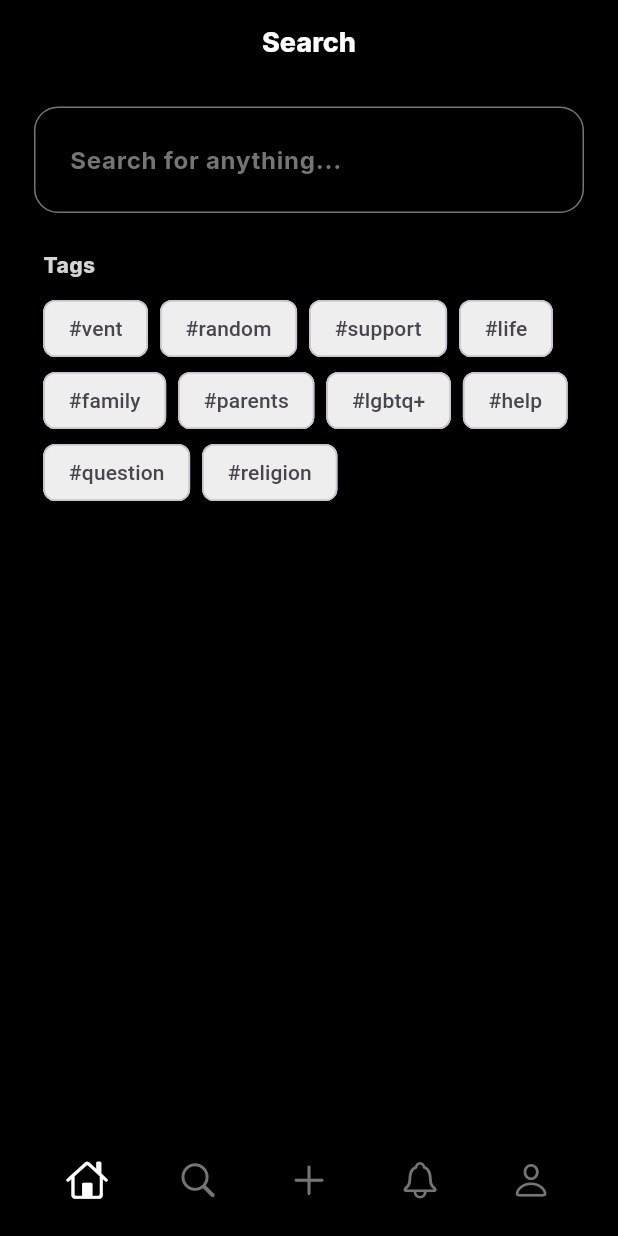
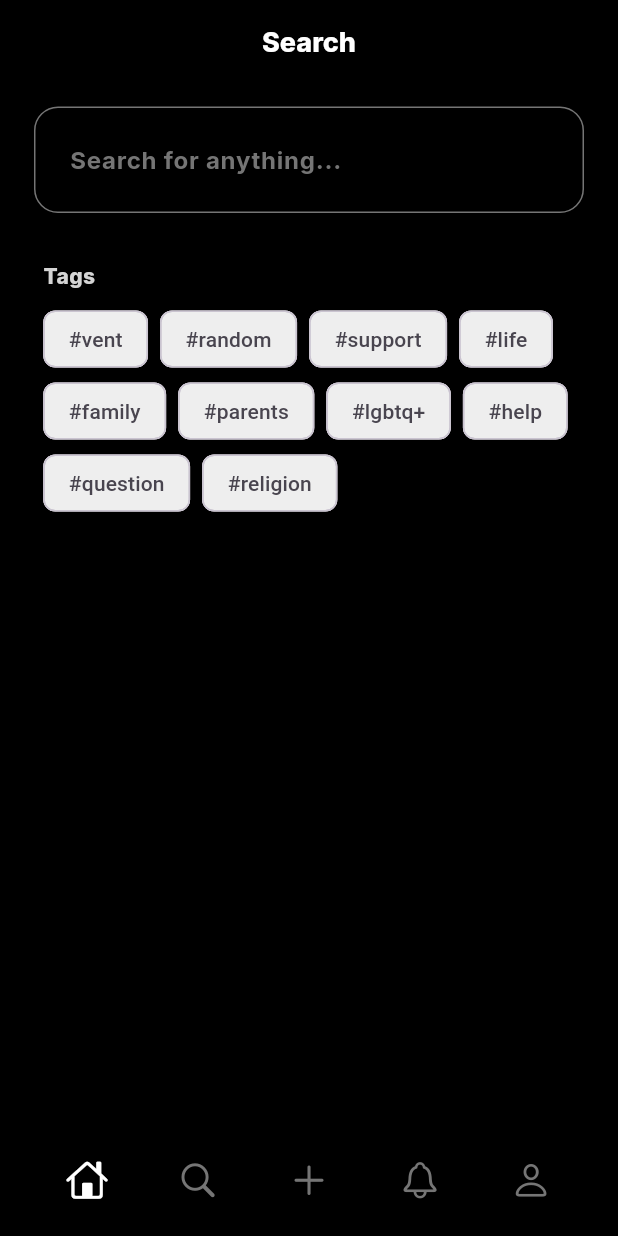
Before and after one commit to Tho100/revent, a Flutter app: the SearchPage screen opened directly, on a phone screen of 412 x 824 dp. Run offline on Flutter 3.47's test engine with Material 3 defaults, Android fonts, the phone set to English and light mode, and no system bars; our stand-ins replace flutter_cache_manager, flutter_dotenv, flutter_native_image, get_it, google_fonts; missing offline and left inert: dynamic_height_grid_view, image_picker_plus, mysql_client.

Commit message:
Minor UI redesign on search-page

```diff
--- a/lib/pages/navigation/search_page.dart
+++ b/lib/pages/navigation/search_page.dart
@@ -112,7 +112,7 @@ class SearchPageState extends State<SearchPage> {
 
           _buildSearchBar(),
 
-          const SizedBox(height: 25),
+          const SizedBox(height: 32),
 
           _buildTagsChoiceChips(),
 
```
